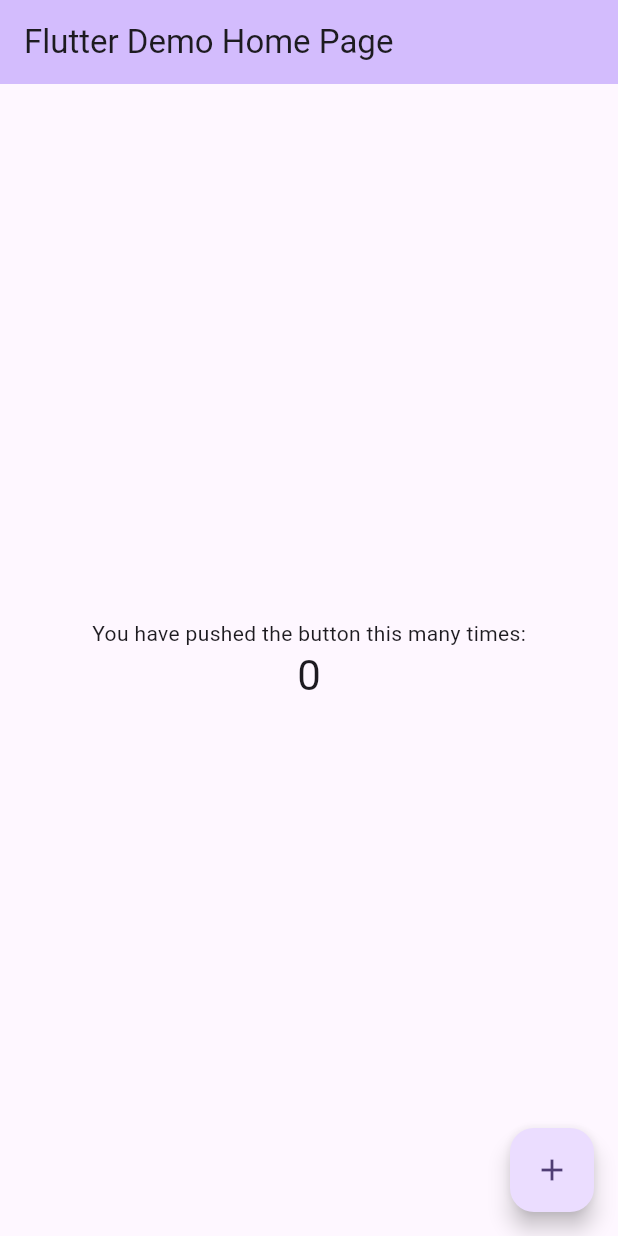
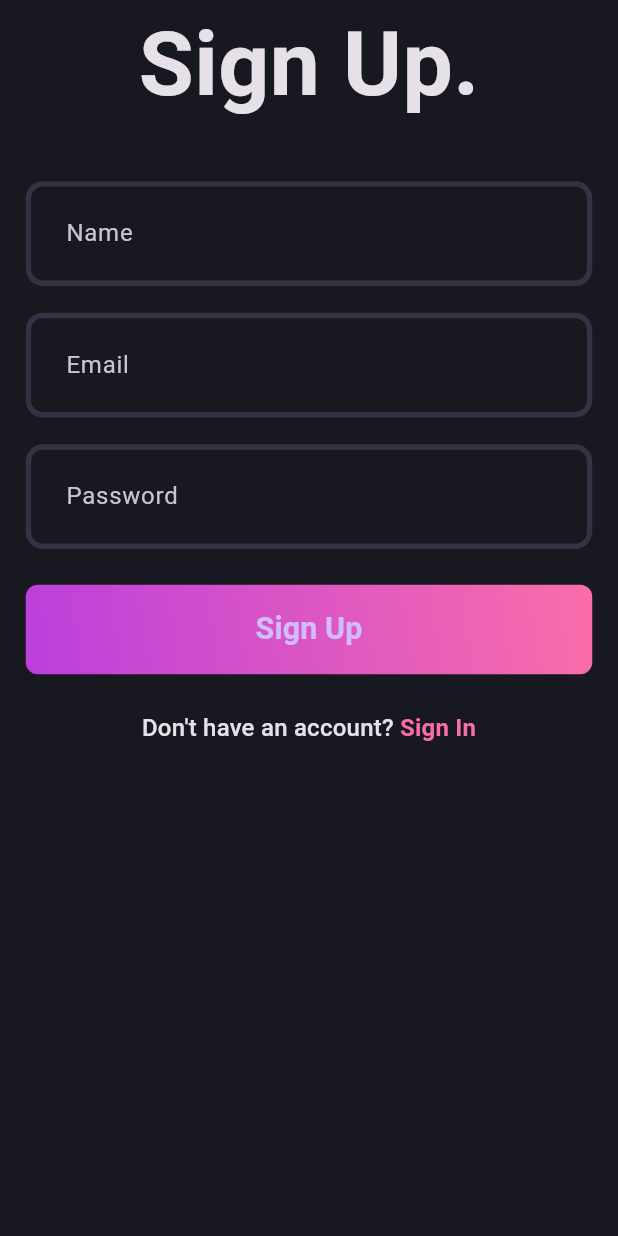
Before and after one commit to SarangIngle108/blog_application, a Flutter app: the screen it shows after launch, on a phone screen of 412 x 824 dp. Run offline on Flutter 3.47's test engine with Material 3 defaults, Android fonts, the phone set to English and light mode, and no system bars; our stand-ins replace flutter_screenutil.

Commit message:
created the sign up page ui

```diff
--- /dev/null
+++ b/lib/core/theme/app_pallete.dart
@@ -0,0 +1,13 @@
+import 'package:flutter/material.dart';
+
+class AppPallete {
+  static const Color backgroundColor = Color.fromRGBO(24, 24, 32, 1);
+  static const Color gradient1 = Color.fromRGBO(187, 63, 221, 1);
+  static const Color gradient2 = Color.fromRGBO(251, 109, 169, 1);
+  static const Color gradient3 = Color.fromRGBO(255, 159, 124, 1);
+  static const Color borderColor = Color.fromRGBO(52, 51, 67, 1);
+  static const Color whiteColor = Colors.white;
+  static const Color greyColor = Colors.grey;
+  static const Color errorColor = Colors.redAccent;
+  static const Color transparentColor = Colors.transparent;
+}
--- /dev/null
+++ b/lib/core/theme/theme.dart
@@ -0,0 +1,20 @@
+import 'package:blog_application/core/theme/app_pallete.dart';
+import 'package:flutter/material.dart';
+import 'package:flutter_screenutil/flutter_screenutil.dart';
+
+class AppTheme {
+  static border([Color color = AppPallete.borderColor]) => OutlineInputBorder(
+      borderRadius: BorderRadius.circular(10.r),
+      borderSide: BorderSide(
+        color: color,
+        width: 3.h,
+      ));
+
+  static final darkThemeMode = ThemeData.dark().copyWith(
+      scaffoldBackgroundColor: AppPallete.backgroundColor,
+      inputDecorationTheme: InputDecorationTheme(
+        contentPadding: EdgeInsets.all(20.w),
+        enabledBorder: border(),
+        focusedBorder: border(AppPallete.gradient2),
+      ));
+}
--- /dev/null
+++ b/lib/features/auth/presentation/pages/sign_up_page.dart
@@ -0,0 +1,67 @@
+import 'package:blog_application/core/theme/app_pallete.dart';
+import 'package:blog_application/features/auth/presentation/widgets/auth_field.dart';
+import 'package:blog_application/features/auth/presentation/widgets/auth_gradient_button.dart';
+import 'package:flutter/material.dart';
+import 'package:flutter_screenutil/flutter_screenutil.dart';
+
+class SignUpPage extends StatefulWidget {
+  const SignUpPage({super.key});
+
+  @override
+  State<SignUpPage> createState() => _SignUpPageState();
+}
+
+class _SignUpPageState extends State<SignUpPage> {
+  @override
+  Widget build(BuildContext context) {
+    return Scaffold(
+      body: SingleChildScrollView(
+        child: Padding(
+          padding: EdgeInsets.symmetric(horizontal: 15.w),
+          child: Column(
+            mainAxisAlignment: MainAxisAlignment.center,
+            crossAxisAlignment: CrossAxisAlignment.center,
+            children: [
+              Text(
+                'Sign Up.',
+                style: TextStyle(fontSize: 50.h, fontWeight: FontWeight.bold),
+              ),
+              SizedBox(
+                height: 30.h,
+              ),
+              const AuthField(hintText: 'Name'),
+              SizedBox(
+                height: 15.h,
+              ),
+              AuthField(hintText: 'Email'),
+              SizedBox(
+                height: 15.h,
+              ),
+              AuthField(hintText: 'Password'),
+              SizedBox(
+                height: 20.h,
+              ),
+              AuthGradientButton(),
+              SizedBox(
+                height: 20.h,
+              ),
+              RichText(
+                  text: TextSpan(
+                      text: 'Don\'t have an account? ',
+                      style: Theme.of(context).textTheme.titleMedium,
+                      children: [
+                    TextSpan(
+                        text: 'Sign In',
+                        style:
+                            Theme.of(context).textTheme.titleMedium?.copyWith(
+                                  color: AppPallete.gradient2,
+                                  fontWeight: FontWeight.bold,
+                                ))
+                  ]))
+            ],
+          ),
+        ),
+      ),
+    );
+  }
+}
--- /dev/null
+++ b/lib/features/auth/presentation/widgets/auth_field.dart
@@ -0,0 +1,15 @@
+import 'package:flutter/material.dart';
+
+class AuthField extends StatelessWidget {
+  final String hintText;
+  const AuthField({super.key, required this.hintText});
+
+  @override
+  Widget build(BuildContext context) {
+    return TextFormField(
+      decoration: InputDecoration(
+        hintText: hintText,
+      ),
+    );
+  }
+}
--- /dev/null
+++ b/lib/features/auth/presentation/widgets/auth_gradient_button.dart
@@ -0,0 +1,31 @@
+import 'package:blog_application/core/theme/app_pallete.dart';
+import 'package:flutter/material.dart';
+import 'package:flutter_screenutil/flutter_screenutil.dart';
+
+class AuthGradientButton extends StatelessWidget {
+  const AuthGradientButton({super.key});
+
+  @override
+  Widget build(BuildContext context) {
+    return Container(
+      decoration: BoxDecoration(
+        gradient: const LinearGradient(colors: [
+          AppPallete.gradient1,
+          AppPallete.gradient2,
+        ], begin: Alignment.bottomLeft, end: Alignment.topRight),
+        borderRadius: BorderRadius.circular(7.r),
+      ),
+      child: ElevatedButton(
+        onPressed: () {},
+        style: ElevatedButton.styleFrom(
+            fixedSize: Size(MediaQuery.of(context).size.width, 50.h),
+            backgroundColor: AppPallete.transparentColor,
+            shadowColor: AppPallete.transparentColor),
+        child: Text(
+          'Sign Up',
+          style: TextStyle(fontSize: 17.h, fontWeight: FontWeight.w600),
+        ),
+      ),
+    );
+  }
+}
--- a/lib/main.dart
+++ b/lib/main.dart
@@ -1,4 +1,7 @@
+import 'package:blog_application/core/theme/theme.dart';
+import 'package:blog_application/features/auth/presentation/pages/sign_up_page.dart';
 import 'package:flutter/material.dart';
+import 'package:flutter_screenutil/flutter_screenutil.dart';
 
 void main() {
   runApp(const MyApp());
@@ -7,119 +10,18 @@ void main() {
 class MyApp extends StatelessWidget {
   const MyApp({super.key});
 
-  // This widget is the root of your application.
   @override
   Widget build(BuildContext context) {
-    return MaterialApp(
-      title: 'Flutter Demo',
-      theme: ThemeData(
-        // This is the theme of your application.
-        //
-        // TRY THIS: Try running your application with "flutter run". You'll see
-        // the application has a purple toolbar. Then, without quitting the app,
-        // try changing the seedColor in the colorScheme below to Colors.green
-        // and then invoke "hot reload" (save your changes or press the "hot
-        // reload" button in a Flutter-supported IDE, or press "r" if you used
-        // the command line to start the app).
-        //
-        // Notice that the counter didn't reset back to zero; the application
-        // state is not lost during the reload. To reset the state, use hot
-        // restart instead.
-        //
-        // This works for code too, not just values: Most code changes can be
-        // tested with just a hot reload.
-        colorScheme: ColorScheme.fromSeed(seedColor: Colors.deepPurple),
-        useMaterial3: true,
-      ),
-      home: const MyHomePage(title: 'Flutter Demo Home Page'),
+    return ScreenUtilInit(
+      splitScreenMode: true,
+      builder: (_, child) {
+        return MaterialApp(
+          title: 'Blog Application',
+          debugShowCheckedModeBanner: false,
+          theme: AppTheme.darkThemeMode,
+          home: const SignUpPage(),
+        );
+      },
     );
   }
 }
-
-class MyHomePage extends StatefulWidget {
-  const MyHomePage({super.key, required this.title});
-
-  // This widget is the home page of your application. It is stateful, meaning
-  // that it has a State object (defined below) that contains fields that affect
-  // how it looks.
-
-  // This class is the configuration for the state. It holds the values (in this
-  // case the title) provided by the parent (in this case the App widget) and
-  // used by the build method of the State. Fields in a Widget subclass are
-  // always marked "final".
-
-  final String title;
-
-  @override
-  State<MyHomePage> createState() => _MyHomePageState();
-}
-
-class _MyHomePageState extends State<MyHomePage> {
-  int _counter = 0;
-
-  void _incrementCounter() {
-    setState(() {
-      // This call to setState tells the Flutter framework that something has
-      // changed in this State, which causes it to rerun the build method below
-      // so that the display can reflect the updated values. If we changed
-      // _counter without calling setState(), then the build method would not be
-      // called again, and so nothing would appear to happen.
-      _counter++;
-    });
-  }
-
-  @override
-  Widget build(BuildContext context) {
-    // This method is rerun every time setState is called, for instance as done
-    // by the _incrementCounter method above.
-    //
-    // The Flutter framework has been optimized to make rerunning build methods
-    // fast, so that you can just rebuild anything that needs updating rather
-    // than having to individually change instances of widgets.
-    return Scaffold(
-      appBar: AppBar(
-        // TRY THIS: Try changing the color here to a specific color (to
-        // Colors.amber, perhaps?) and trigger a hot reload to see the AppBar
-        // change color while the other colors stay the same.
-        backgroundColor: Theme.of(context).colorScheme.inversePrimary,
-        // Here we take the value from the MyHomePage object that was created by
-        // the App.build method, and use it to set our appbar title.
-        title: Text(widget.title),
-      ),
-      body: Center(
-        // Center is a layout widget. It takes a single child and positions it
-        // in the middle of the parent.
-        child: Column(
-          // Column is also a layout widget. It takes a list of children and
-          // arranges them vertically. By default, it sizes itself to fit its
-          // children horizontally, and tries to be as tall as its parent.
-          //
-          // Column has various properties to control how it sizes itself and
-          // how it positions its children. Here we use mainAxisAlignment to
-          // center the children vertically; the main axis here is the vertical
-          // axis because Columns are vertical (the cross axis would be
-          // horizontal).
-          //
-          // TRY THIS: Invoke "debug painting" (choose the "Toggle Debug Paint"
-          // action in the IDE, or press "p" in the console), to see the
-          // wireframe for each widget.
-          mainAxisAlignment: MainAxisAlignment.center,
-          children: <Widget>[
-            const Text(
-              'You have pushed the button this many times:',
-            ),
-            Text(
-              '$_counter',
-              style: Theme.of(context).textTheme.headlineMedium,
-            ),
-          ],
-        ),
-      ),
-      floatingActionButton: FloatingActionButton(
-        onPressed: _incrementCounter,
-        tooltip: 'Increment',
-        child: const Icon(Icons.add),
-      ), // This trailing comma makes auto-formatting nicer for build methods.
-    );
-  }
-}
--- a/pubspec.yaml
+++ b/pubspec.yaml
@@ -35,6 +35,7 @@ dependencies:
   # The following adds the Cupertino Icons font to your application.
   # Use with the CupertinoIcons class for iOS style icons.
   cupertino_icons: ^1.0.2
+  flutter_screenutil: ^5.9.0
 
 dev_dependencies:
   flutter_test:
```
Also changed, not shown: pubspec.lock.
